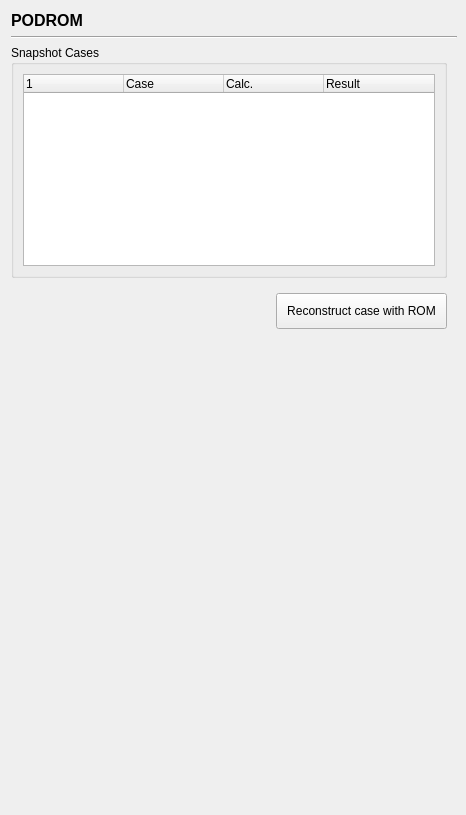
The window that baramFlow/view/solution/run/pod_rom_page.ui (nextfoam/baram) describes before a commit, drawn with Qt 5.
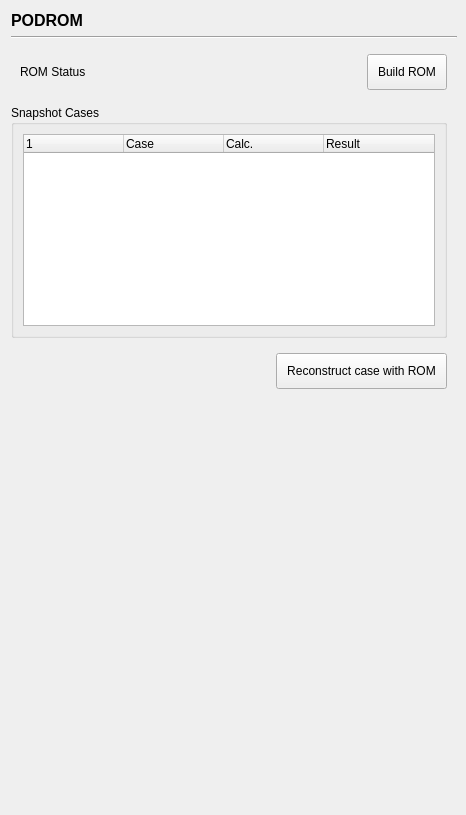
The same window after the commit.

Patch:
```diff
--- a/baramFlow/view/solution/run/pod_rom_page.ui
+++ b/baramFlow/view/solution/run/pod_rom_page.ui
@@ -68,6 +68,45 @@
        <property name="bottomMargin">
         <number>0</number>
        </property>
+       <item>
+        <widget class="QWidget" name="widgetBuildROM" native="true">
+         <layout class="QHBoxLayout" name="horizontalLayoutBuildRom">
+          <property name="rightMargin">
+           <number>0</number>
+          </property>
+          <item>
+            <widget class="QLabel" name="labelBuildROM">
+              <property name="text">
+                <string>ROM Status</string>
+              </property>
+            </widget>
+          </item>
+          <item>
+           <spacer name="horizontalSpacer_31">
+            <property name="orientation">
+             <enum>Qt::Horizontal</enum>
+            </property>
+            <property name="sizeHint" stdset="0">
+             <size>
+              <width>40</width>
+              <height>20</height>
+             </size>
+            </property>
+           </spacer>
+          </item>
+          <item>
+           <widget class="QPushButton" name="buildROM">
+            <property name="styleSheet">
+             <string notr="true">padding: 10px</string>
+            </property>
+            <property name="text">
+             <string>Build ROM</string>
+            </property>
+           </widget>
+          </item>
+         </layout>
+        </widget>
+       </item>
        <item>
         <widget class="QGroupBox" name="snapshotCases">
          <property name="title">
```
